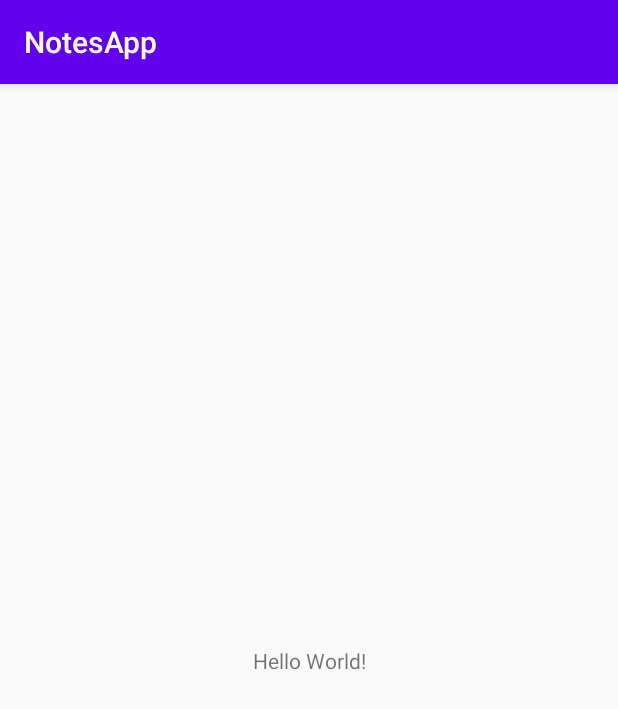
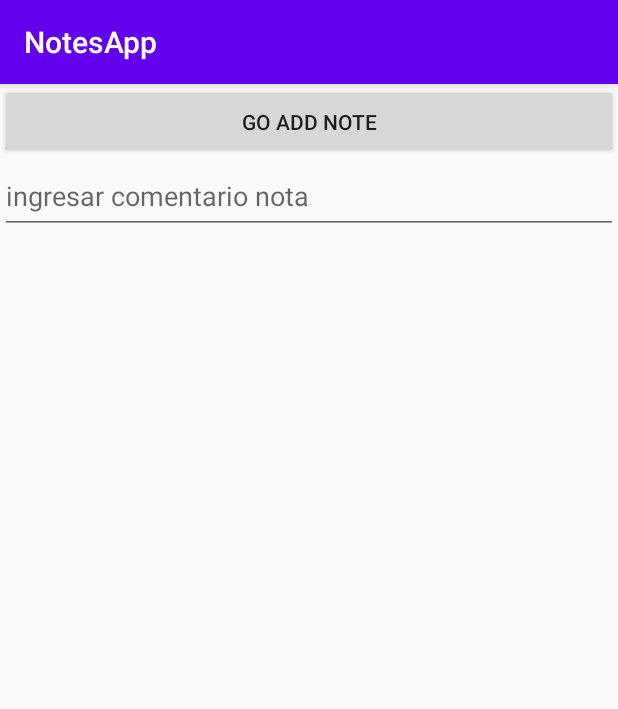
Before and after one commit to martinmen/mvvmNotesApp, an Android app: the screen it shows after launch (MainActivity), on a phone screen of 412 x 824 dp. Shown: the top 709 px of the screen. Run offline under Robolectric (Android 15) with nearby library versions, the phone set to English and light mode, and no system bars; our stand-ins replace Room's generated code.

Commit message:
Add Activities: MainActivity, AddNoteActitity, Room
Se agregan
MainActivity (Lista las notas realizadas) + Boton para ir a vista AddNoteActivity
AddNoteActiviti: Formulario para crear una nota.
Room: MainActivity --> Lista las Notas existentes ( a agregar filtros)
AddNoteActivity--> Inserta nueva nota

```diff
--- a/app/src/main/AndroidManifest.xml
+++ b/app/src/main/AndroidManifest.xml
@@ -9,7 +9,8 @@
         android:roundIcon="@mipmap/ic_launcher_round"
         android:supportsRtl="true"
         android:theme="@style/AppTheme">
-        <activity android:name=".MainActivity">
+        <activity android:name=".ui.AddNoteActivity"></activity>
+        <activity android:name=".ui.MainActivity">
             <intent-filter>
                 <action android:name="android.intent.action.MAIN" />
 
--- /dev/null
+++ b/app/src/main/java/ar/com/unlam/notesapp/data/room/NoteDataBase.kt
@@ -0,0 +1,14 @@
+package ar.com.unlam.notesapp.data.room
+
+import androidx.room.Database
+import androidx.room.RoomDatabase
+
+
+@Database(
+    version = 1,
+    entities = [NoteEntity::class]
+)
+abstract class NoteDataBase :RoomDatabase(){
+
+    abstract fun noteDao(): NotesDao
+}
--- /dev/null
+++ b/app/src/main/java/ar/com/unlam/notesapp/data/room/NotesDao.kt
@@ -0,0 +1,16 @@
+package ar.com.unlam.notesapp.data.room
+
+import androidx.room.Dao
+import androidx.room.Insert
+import androidx.room.Query
+import ar.com.unlam.notesapp.domain.Note
+
+@Dao
+interface NotesDao {
+
+    @Insert
+    fun addNote(entity: NoteEntity)
+
+    @Query("SELECT * FROM NOTE")
+    fun getAll(): List<Note>
+}
--- /dev/null
+++ b/app/src/main/java/ar/com/unlam/notesapp/data/room/RoomNoteRepository.kt
@@ -0,0 +1,19 @@
+package ar.com.unlam.notesapp.data.room
+
+import ar.com.unlam.notesapp.domain.Note
+import ar.com.unlam.notesapp.domain.model.NotesRepository
+
+class RoomNoteRepository(private val notesDao: NotesDao) : NotesRepository{
+
+    override fun addNote(note: Note) {
+        val entity = NoteEntity(
+            nombre = note.nombre,
+            comentario = note.comentario
+        )
+        notesDao.addNote(entity)
+    }
+
+    override fun getMyNotes(): List<Note> {
+      return  notesDao.getAll()
+    }
+}
--- /dev/null
+++ b/app/src/main/java/ar/com/unlam/notesapp/domain/Note.kt
@@ -0,0 +1,6 @@
+package ar.com.unlam.notesapp.domain
+
+data class Note (var nombre:String, var comentario:String) {
+
+
+}
--- /dev/null
+++ b/app/src/main/java/ar/com/unlam/notesapp/domain/model/NotesRepository.kt
@@ -0,0 +1,10 @@
+package ar.com.unlam.notesapp.domain.model
+
+import ar.com.unlam.notesapp.domain.Note
+
+interface NotesRepository {
+
+    fun addNote(note:Note)
+
+    fun getMyNotes(): List<Note>
+}
--- /dev/null
+++ b/app/src/main/java/ar/com/unlam/notesapp/ui/MainActivity.kt
@@ -0,0 +1,47 @@
+package ar.com.unlam.notesapp.ui
+
+import android.content.Intent
+import androidx.appcompat.app.AppCompatActivity
+import android.os.Bundle
+import androidx.activity.viewModels
+import androidx.lifecycle.Observer
+import androidx.recyclerview.widget.LinearLayoutManager
+import ar.com.unlam.notesapp.R
+import ar.com.unlam.notesapp.databinding.ActivityMainBinding
+import ar.com.unlam.notesapp.domain.Note
+import kotlinx.android.synthetic.main.activity_main.*
+
+class MainActivity : AppCompatActivity() {
+
+    private val viewModel:NoteViewModel by viewModels { NoteViewModelFactory(applicationContext) }
+
+    private lateinit var adapter: NoteAdapter
+    private lateinit var binding: ActivityMainBinding
+
+    override fun onCreate(savedInstanceState: Bundle?) {
+            super.onCreate(savedInstanceState)
+            setContentView(R.layout.activity_main)
+
+        binding = ActivityMainBinding.inflate(layoutInflater)
+        setContentView(binding.root)
+
+        adapter = NoteAdapter()
+        with(binding.rvNoteList){
+            layoutManager = LinearLayoutManager(this@MainActivity,LinearLayoutManager.VERTICAL,false)
+            this.adapter = this@MainActivity.adapter
+        }
+
+
+        //click Listener
+        binding.buttonGoAddNote.setOnClickListener{
+            val intent: Intent = Intent(this,AddNoteActivity::class.java)
+          startActivity(intent)
+        }
+
+        viewModel.getNotes()
+        viewModel.notesListLiveData.observe(this, Observer {
+            adapter.submitList(it)
+            adapter.notifyDataSetChanged()
+        })
+        }
+    }
--- /dev/null
+++ b/app/src/main/java/ar/com/unlam/notesapp/ui/NoteAdapter.kt
@@ -0,0 +1,50 @@
+package ar.com.unlam.notesapp.ui
+
+import android.view.LayoutInflater
+import android.view.View
+import android.view.ViewGroup
+import androidx.recyclerview.widget.RecyclerView
+import ar.com.unlam.notesapp.R
+import ar.com.unlam.notesapp.databinding.ActivityMainBinding
+import ar.com.unlam.notesapp.databinding.NoteItemBinding
+import ar.com.unlam.notesapp.domain.Note
+import kotlinx.android.synthetic.main.note_item.view.*
+
+//class NoteAdapter (val noteList:List<Note>): RecyclerView.Adapter<NoteAdapter.NoteHolder>(){
+
+    class NoteAdapter : RecyclerView.Adapter<NoteAdapter.NoteHolder>(){
+
+        private val noteList = mutableListOf<Note>()
+
+    class NoteHolder(private val binding: NoteItemBinding): RecyclerView.ViewHolder(binding.root){
+
+        fun binNote(note:Note){
+            binding.etNombreNote.text = note.nombre
+            binding.etCommentNote.text = note.comentario
+        }
+
+    }
+
+    override fun onCreateViewHolder(parent: ViewGroup, viewType: Int): NoteHolder {
+        val binding = NoteItemBinding.inflate(LayoutInflater.from(parent.context),parent,false)
+        return NoteHolder(binding)
+    }
+
+    override fun getItemCount(): Int {
+        return noteList.size
+    }
+
+    override fun onBindViewHolder(holder: NoteHolder, position: Int) {
+            holder.binNote(noteList[position])
+        }
+
+        fun submitList(it: List<Note>) {
+            noteList.clear()
+            noteList.addAll(it)
+        }
+
+
+        /*       holder.itemView.setOnClickListener {
+                   onItemDetailViewClick(noteList[position])
+               }*/
+    }
--- /dev/null
+++ b/app/src/main/java/ar/com/unlam/notesapp/ui/NoteViewModel.kt
@@ -0,0 +1,24 @@
+package ar.com.unlam.notesapp.ui
+
+import androidx.lifecycle.MutableLiveData
+import androidx.lifecycle.ViewModel
+import ar.com.unlam.notesapp.data.room.RoomNoteRepository
+import ar.com.unlam.notesapp.domain.Note
+
+class NoteViewModel(
+    private val noteRepository: RoomNoteRepository
+) : ViewModel() {
+
+val notesListLiveData = MutableLiveData<List<Note>>()
+
+    init {
+        notesListLiveData.value = noteRepository.getMyNotes()
+    }
+    fun getNotes(){
+        notesListLiveData.value = noteRepository.getMyNotes()
+    }
+    fun addNote(note : Note){
+        noteRepository.addNote(Note(note.nombre,note.comentario))
+        notesListLiveData.value = noteRepository.getMyNotes()
+    }
+}
--- /dev/null
+++ b/app/src/main/java/ar/com/unlam/notesapp/ui/NoteViewModelFactory.kt
@@ -0,0 +1,29 @@
+package ar.com.unlam.notesapp.ui
+
+import android.content.Context
+import androidx.lifecycle.ViewModel
+import androidx.lifecycle.ViewModelProvider
+import androidx.room.Room
+import ar.com.unlam.notesapp.data.room.NoteDataBase
+import ar.com.unlam.notesapp.data.room.RoomNoteRepository
+
+class NoteViewModelFactory(
+    private val  applicationContext: Context
+) : ViewModelProvider.Factory {
+
+    override fun <T : ViewModel?> create(modelClass: Class<T>): T {
+        val database = Room.databaseBuilder(
+            applicationContext,
+            NoteDataBase::class.java,
+            "notes-db"
+        )
+            .allowMainThreadQueries()
+            .build()
+
+   val dao = database.noteDao()
+
+        return NoteViewModel(
+            RoomNoteRepository(dao)
+     ) as T
+    }
+}
--- a/app/src/main/res/layout/activity_main.xml
+++ b/app/src/main/res/layout/activity_main.xml
@@ -1,18 +1,70 @@
 <?xml version="1.0" encoding="utf-8"?>
-<androidx.constraintlayout.widget.ConstraintLayout xmlns:android="http://schemas.android.com/apk/res/android"
+<RelativeLayout xmlns:android="http://schemas.android.com/apk/res/android"
     xmlns:app="http://schemas.android.com/apk/res-auto"
     xmlns:tools="http://schemas.android.com/tools"
     android:layout_width="match_parent"
-    android:layout_height="match_parent"
-    tools:context=".MainActivity">
+    android:layout_height="match_parent">
 
-    <TextView
+
+    <androidx.appcompat.widget.AppCompatButton
+        android:id="@+id/buttonGoAddNote"
+        android:layout_width="match_parent"
+        android:layout_height="50dp"
+        android:layout_alignParentStart="true"
+        android:layout_alignParentTop="true"
+        android:layout_alignParentEnd="true"
+        android:text="Go Add Note"
+        app:layout_constraintBottom_toBottomOf="parent"
+        app:layout_constraintEnd_toEndOf="parent"
+        app:layout_constraintHorizontal_bias="0.0"
+        app:layout_constraintStart_toStartOf="parent"
+        app:layout_constraintTop_toTopOf="parent"
+        app:layout_constraintVertical_bias="0.023" />
+
+    <androidx.appcompat.widget.AppCompatEditText
+        android:id="@+id/editText_nombreNota"
+        android:layout_width="match_parent"
+        android:layout_height="50dp"
+        android:layout_below="@+id/buttonAddNote"
+        android:layout_alignParentStart="true"
+        android:layout_alignParentEnd="true"
+        android:hint="ingresar nombre nota" />
+
+    <androidx.appcompat.widget.AppCompatEditText
+        android:id="@+id/editText_comentarioNota"
+        android:layout_width="match_parent"
+        android:layout_height="50dp"
+        android:layout_below="@+id/editText_nombreNota"
+        android:layout_alignParentStart="true"
+        android:layout_alignParentEnd="true"
+        android:hint="ingresar comentario nota" />
+
+    <androidx.recyclerview.widget.RecyclerView
+        android:id="@+id/rv_note_list"
         android:layout_width="wrap_content"
-        android:layout_height="wrap_content"
-        android:text="Hello World!"
+        android:layout_height="519dp"
+        android:layout_below="@+id/editText_comentarioNota"
+        android:layout_alignParentStart="true"
+        android:layout_alignParentEnd="true"
+        android:layout_alignParentBottom="true"
+        app:layoutManager="androidx.recyclerview.widget.LinearLayoutManager"
         app:layout_constraintBottom_toBottomOf="parent"
-        app:layout_constraintLeft_toLeftOf="parent"
-        app:layout_constraintRight_toRightOf="parent"
-        app:layout_constraintTop_toTopOf="parent" />
+        app:layout_constraintEnd_toEndOf="parent"
+        app:layout_constraintStart_toStartOf="parent"
+        app:layout_constraintTop_toBottomOf="@+id/buttonAddNote"
+        app:layout_constraintVertical_bias="0.294"
+        tools:itemCount="10"
+        tools:listitem="@layout/note_item" />
 
-</androidx.constraintlayout.widget.ConstraintLayout>
+    <ProgressBar
+        android:id="@+id/search_progress"
+        android:layout_width="100dp"
+        android:layout_height="100dp"
+        android:layout_centerInParent="true"
+        android:visibility="gone"
+        app:layout_constraintBottom_toBottomOf="parent"
+        app:layout_constraintEnd_toEndOf="parent"
+        app:layout_constraintStart_toStartOf="parent" />
+
+
+</RelativeLayout>
--- a/app/src/main/res/values/strings.xml
+++ b/app/src/main/res/values/strings.xml
@@ -1,3 +1,8 @@
 <resources>
     <string name="app_name">NotesApp</string>
+    <string name="add_weather_and_location">Add Weather and Location</string>
+    <string name="add_note">Add Note</string>
+    <string name="add_photo">Add Photo</string>
+    <string name="ingresar_comentario_nota">ingresar comentario nota</string>
+    <string name="ingresar_nombre_nota">ingresar nombre nota</string>
 </resources>
--- a/build.gradle
+++ b/build.gradle
@@ -6,7 +6,7 @@ buildscript {
         jcenter()
     }
     dependencies {
-        classpath "com.android.tools.build:gradle:4.0.1"
+        classpath 'com.android.tools.build:gradle:4.1.0'
         classpath "org.jetbrains.kotlin:kotlin-gradle-plugin:$kotlin_version"
 
         // NOTE: Do not place your application dependencies here; they belong
```
Also changed, not shown: app/build.gradle (+36 -0 lines), app/src/main/java/ar/com/unlam/notesapp/MainActivity.kt (deleted, +0 -11 lines), app/src/main/java/ar/com/unlam/notesapp/data/room/NoteEntity.kt (added, +20 -0 lines), app/src/main/java/ar/com/unlam/notesapp/ui/AddNoteActivity.kt (added, +33 -0 lines), app/src/main/res/layout/activity_add_note.xml (added, +81 -0 lines), app/src/main/res/layout/note_item.xml (added, +36 -0 lines), gradle/wrapper/gradle-wrapper.properties.
